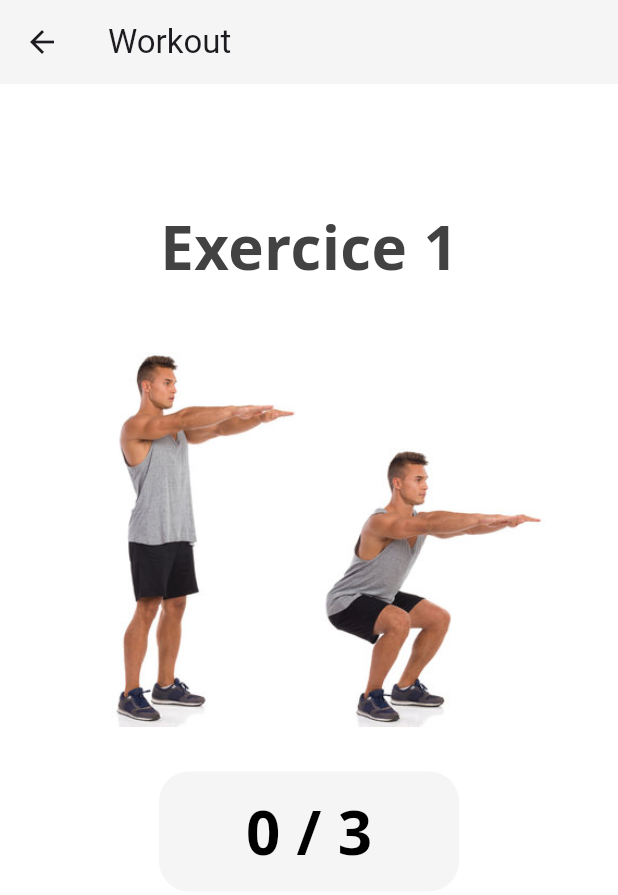
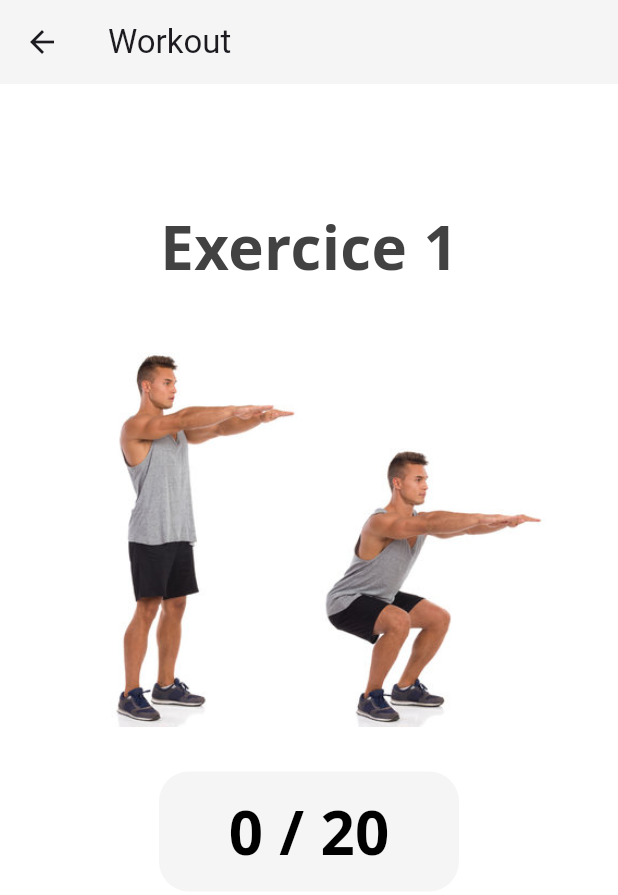
Before and after one commit to medelafia/fitness-tracker, a Flutter app: the ExercicesPage screen opened directly, after a tap on "Start Now", on a phone screen of 412 x 824 dp. Shown: the top 895 px of the screen. Run offline on Flutter 3.47's test engine with Material 3 defaults, Android fonts, the phone set to English and light mode, and no system bars; our stand-ins replace geolocator, sensors_plus; Roboto replaces fonts that are missing (Open Sans).

Commit message:
quick fixes

```diff
--- a/lib/pages/exercices.dart
+++ b/lib/pages/exercices.dart
@@ -28,9 +28,9 @@ class _ExercicesPageState extends State<ExercicesPage> {
   ValueNotifier<bool> isStop = ValueNotifier(false) ;
   bool startPage = true ;
   List<Exercice> exercices = [
-    Exercice("Squat", "assets/squats.png", 3 ) ,
-    Exercice("Lunge Side", "assets/side_lunge.png", 3 )  ,
-    Exercice("Split Squats", "assets/splitSquats.png", 3 )
+    Exercice("Squat", "assets/squats.png", 20 ) ,
+    Exercice("Lunge Side", "assets/side_lunge.png", 20 )  ,
+    Exercice("Split Squats", "assets/splitSquats.png", 20 )
     ] ;
   int stopTimer = 0 ;
   bool done = false ;
@@ -44,7 +44,7 @@ class _ExercicesPageState extends State<ExercicesPage> {
       (Timer timer) {
         setState(() {
           stopTimer++ ;
-          if(stopTimer >= 5) {
+          if(stopTimer >= 20) {
             isStop.value = false ;
             stopTimer = 0 ;
             timer.cancel();
```
